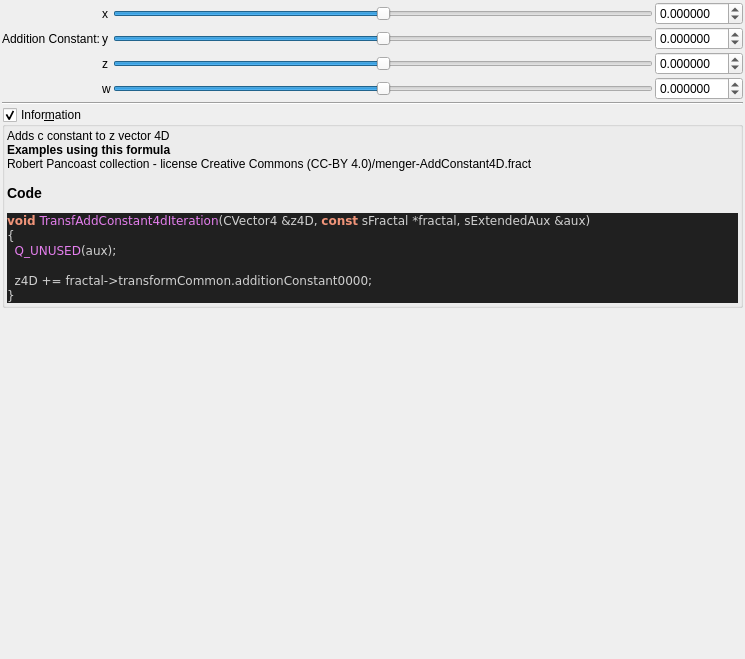
buddhi1980/mandelbulber2, file mandelbulber2/formula/ui/fractal_transf_add_constant4d.ui: the form before one commit.
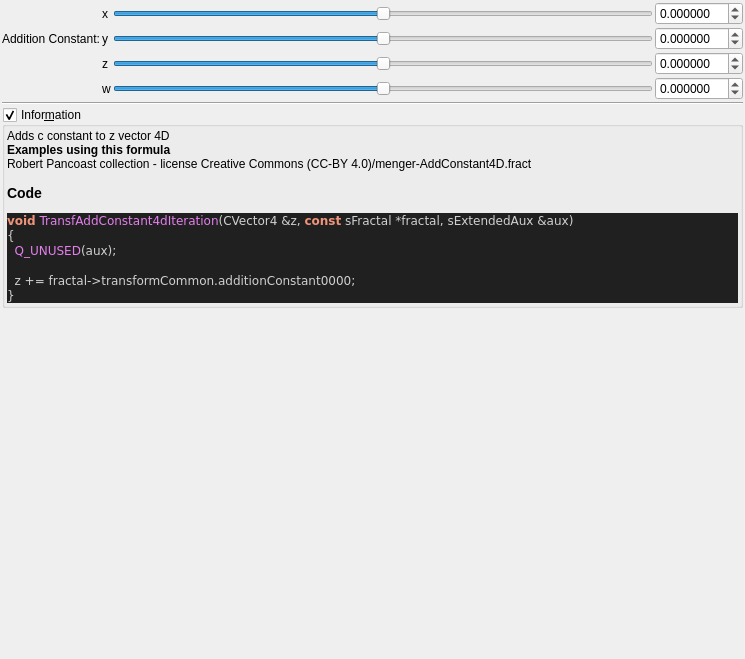
The form after the commit. Custom widgets are drawn as their Qt base class.

The edit to the form file:
```diff
--- a/mandelbulber2/formula/ui/fractal_transf_add_constant4d.ui
+++ b/mandelbulber2/formula/ui/fractal_transf_add_constant4d.ui
@@ -312,11 +312,11 @@
 &lt;/table&gt;
 &lt;br&gt;&lt;b&gt;Examples using this formula&lt;/b&gt;&lt;br&gt;Robert Pancoast collection - license Creative Commons (CC-BY 4.0)/menger-AddConstant4D.fract&lt;h3&gt;Code&lt;/h3&gt;
 &lt;body style=&quot;background-color:#202020&quot;&gt;
-&lt;pre style=&quot;color:#d0d0d0; background-color:#202020;  font-family:'Courier New',monospace;&quot;&gt;&lt;span style=&quot;color:#f09479; font-weight:bold&quot;&gt;void&lt;/span&gt; &lt;span style=&quot;color:#e47eed&quot;&gt;TransfAddConstant4dIteration&lt;/span&gt;&lt;span style=&quot;color:#d0d0d0&quot;&gt;(&lt;/span&gt;CVector4 &lt;span style=&quot;color:#d0d0d0&quot;&gt;&amp;amp;&lt;/span&gt;z4D&lt;span style=&quot;color:#d0d0d0&quot;&gt;,&lt;/span&gt; &lt;span style=&quot;color:#f09479; font-weight:bold&quot;&gt;const&lt;/span&gt; sFractal &lt;span style=&quot;color:#d0d0d0&quot;&gt;*&lt;/span&gt;fractal&lt;span style=&quot;color:#d0d0d0&quot;&gt;,&lt;/span&gt; sExtendedAux &lt;span style=&quot;color:#d0d0d0&quot;&gt;&amp;amp;&lt;/span&gt;aux&lt;span style=&quot;color:#d0d0d0&quot;&gt;)&lt;/span&gt;
+&lt;pre style=&quot;color:#d0d0d0; background-color:#202020;  font-family:'Courier New',monospace;&quot;&gt;&lt;span style=&quot;color:#f09479; font-weight:bold&quot;&gt;void&lt;/span&gt; &lt;span style=&quot;color:#e47eed&quot;&gt;TransfAddConstant4dIteration&lt;/span&gt;&lt;span style=&quot;color:#d0d0d0&quot;&gt;(&lt;/span&gt;CVector4 &lt;span style=&quot;color:#d0d0d0&quot;&gt;&amp;amp;&lt;/span&gt;z&lt;span style=&quot;color:#d0d0d0&quot;&gt;,&lt;/span&gt; &lt;span style=&quot;color:#f09479; font-weight:bold&quot;&gt;const&lt;/span&gt; sFractal &lt;span style=&quot;color:#d0d0d0&quot;&gt;*&lt;/span&gt;fractal&lt;span style=&quot;color:#d0d0d0&quot;&gt;,&lt;/span&gt; sExtendedAux &lt;span style=&quot;color:#d0d0d0&quot;&gt;&amp;amp;&lt;/span&gt;aux&lt;span style=&quot;color:#d0d0d0&quot;&gt;)&lt;/span&gt;
 &lt;span style=&quot;color:#d0d0d0&quot;&gt;{&lt;/span&gt;
   &lt;span style=&quot;color:#e47eed&quot;&gt;Q_UNUSED&lt;/span&gt;&lt;span style=&quot;color:#d0d0d0&quot;&gt;(&lt;/span&gt;aux&lt;span style=&quot;color:#d0d0d0&quot;&gt;);&lt;/span&gt;
 
-  z4D &lt;span style=&quot;color:#d0d0d0&quot;&gt;+=&lt;/span&gt; fractal&lt;span style=&quot;color:#d0d0d0&quot;&gt;-&amp;gt;&lt;/span&gt;transformCommon&lt;span style=&quot;color:#d0d0d0&quot;&gt;.&lt;/span&gt;additionConstant0000&lt;span style=&quot;color:#d0d0d0&quot;&gt;;&lt;/span&gt;
+  z &lt;span style=&quot;color:#d0d0d0&quot;&gt;+=&lt;/span&gt; fractal&lt;span style=&quot;color:#d0d0d0&quot;&gt;-&amp;gt;&lt;/span&gt;transformCommon&lt;span style=&quot;color:#d0d0d0&quot;&gt;.&lt;/span&gt;additionConstant0000&lt;span style=&quot;color:#d0d0d0&quot;&gt;;&lt;/span&gt;
 &lt;span style=&quot;color:#d0d0d0&quot;&gt;}&lt;/span&gt;
 &lt;/pre&gt;
 &lt;/body&gt;</string>
```
